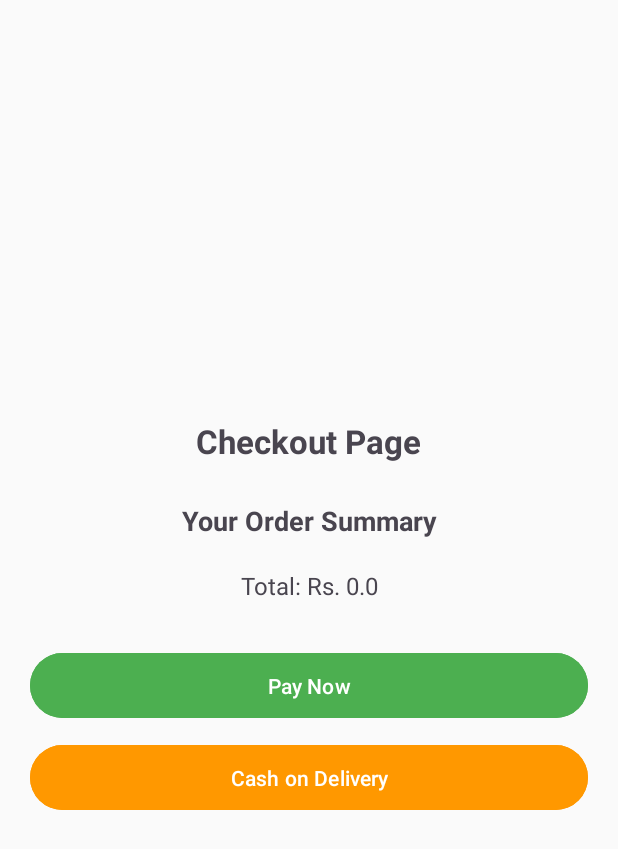
After one commit to Bimsara2002/PizzaManiaApp, an Android app: the Customer_Checkout_Activity screen opened directly, with no data from a screen before it, on a phone screen of 412 x 824 dp. The commit adds this screen. Shown: the top 849 px of the screen. Run offline under Robolectric (Android 15) with nearby library versions, the phone set to English and light mode, and no system bars; libraries missing offline, so code that uses them is left out: lk.payhere.androidsdk.

Commit message:
payment gateway

```diff
--- a/app/build.gradle.kts
+++ b/app/build.gradle.kts
@@ -32,6 +32,10 @@ android {
 }
 
 dependencies {
+    implementation("com.github.PayHereDevs:payhere-android-sdk:v3.0.17")
+    implementation("androidx.appcompat:appcompat:1.6.0")
+
+    implementation("com.google.code.gson:gson:2.8.0")
 
     implementation(libs.appcompat)
     implementation(libs.material)
--- a/app/src/main/java/com/example/pizzamaniaapp/CartActivity.java
+++ b/app/src/main/java/com/example/pizzamaniaapp/CartActivity.java
@@ -63,8 +63,9 @@ public class CartActivity extends AppCompatActivity {
                 DBHelper.clearCart(currentUser);
                 Toast.makeText(this, "Checkout complete! Order placed.", Toast.LENGTH_SHORT).show();
 
-                // Go to OrderTrackingActivity
-                Intent intent = new Intent(CartActivity.this, OrderTrackingActivity.class);
+
+                Intent intent = new Intent(CartActivity.this, Customer_Checkout_Activity.class);
+                intent.putExtra("TOTAL_AMOUNT", total);
                 startActivity(intent);
                 finish();
             } else {
--- /dev/null
+++ b/app/src/main/java/com/example/pizzamaniaapp/Customer_Checkout_Activity.java
@@ -0,0 +1,120 @@
+package com.example.pizzamaniaapp;
+
+import android.annotation.SuppressLint;
+import android.app.Activity;
+import android.content.Intent;
+import android.os.Bundle;
+import android.util.Log;
+import android.widget.Button;
+import android.widget.TextView;
+import android.widget.Toast;
+
+import androidx.activity.result.ActivityResultLauncher;
+import androidx.activity.result.contract.ActivityResultContracts;
+import androidx.appcompat.app.AppCompatActivity;
+
+import java.io.Serializable;
+
+import lk.payhere.androidsdk.PHConfigs;
+import lk.payhere.androidsdk.PHConstants;
+import lk.payhere.androidsdk.PHResponse;
+import lk.payhere.androidsdk.model.InitRequest;
+import lk.payhere.androidsdk.model.Item;
+import lk.payhere.androidsdk.model.StatusResponse;
+import lk.payhere.androidsdk.PHMainActivity;
+
+public class Customer_Checkout_Activity extends AppCompatActivity {
+
+    private static final String TAG = "PayHereDemo";
+    private static final int PAYHERE_REQUEST = 11001;
+
+    TextView orderSummary, totalAmount, textView;
+    Button payNowBtn, codBtn;
+
+    @SuppressLint("MissingInflatedId")
+    @Override
+    protected void onCreate(Bundle savedInstanceState) {
+        super.onCreate(savedInstanceState);
+        setContentView(R.layout.activity_customer_checkout);
+
+        orderSummary = findViewById(R.id.orderSummary);
+        totalAmount = findViewById(R.id.totalAmount);
+        payNowBtn = findViewById(R.id.payNowBtn);
+        codBtn = findViewById(R.id.codBtn);
+        textView = findViewById(R.id.textView);
+
+        // Receive total amount from previous activity
+        double total = getIntent().getDoubleExtra("TOTAL_AMOUNT", 0);
+        totalAmount.setText("Total: Rs. " + total);
+
+        // Handle Pay Now (Online Payment)
+        payNowBtn.setOnClickListener(view -> {
+            Log.d("Checkout", "Total amount: " + total);
+            initiatePayment(total);
+        });
+
+
+        // Handle Cash on Delivery
+        codBtn.setOnClickListener(v -> {
+            Toast.makeText(this, "Order placed with Cash on Delivery!", Toast.LENGTH_LONG).show();
+            // Here you can save the order in DB or send confirmation
+        });
+    }
+
+    private void initiatePayment(double total) {
+        InitRequest req = new InitRequest();
+        req.setMerchantId("1231978"); // Replace with your Merchant ID
+        req.setCurrency("LKR");
+        req.setAmount(total); // use actual total
+        req.setOrderId("230000123"); // unique order ID from your DB
+        req.setItemsDescription("Pizza Order");
+        req.setCustom1("Custom message 1");
+        req.setCustom2("Custom message 2");
+
+        // Customer details
+        req.getCustomer().setFirstName("Pasindu");
+        req.getCustomer().setLastName("Manahara");
+        req.getCustomer().setEmail("testuser@gmail.com");
+        req.getCustomer().setPhone("+94771234567");
+        req.getCustomer().getAddress().setAddress("No.1, Galle Road");
+        req.getCustomer().getAddress().setCity("Colombo");
+        req.getCustomer().getAddress().setCountry("Sri Lanka");
+
+        // Delivery details
+        req.getCustomer().getDeliveryAddress().setAddress("No.2, horana road");
+        req.getCustomer().getDeliveryAddress().setCity("bulathsinhala");
+        req.getCustomer().getDeliveryAddress().setCountry("Sri Lanka");
+
+        // Add item
+        req.getItems().add(new Item(null, "Pizza", 1, total));
+
+        // Optional: Add notify URL from PayHere Merchant Account
+        req.setNotifyUrl("https://yourbackend.com/notify");
+
+        // Set PayHere Sandbox environment
+        PHConfigs.setBaseUrl(PHConfigs.SANDBOX_URL);
+
+        Intent intent = new Intent(this, PHMainActivity.class);
+        intent.putExtra(PHConstants.INTENT_EXTRA_DATA, req);
+        startActivityForResult(intent, PAYHERE_REQUEST);
+    }
+
+    @Override
+    protected void onActivityResult(int requestCode, int resultCode, Intent data) {
+        super.onActivityResult(requestCode, resultCode, data);
+
+        if (requestCode == PAYHERE_REQUEST && data != null && data.hasExtra(PHConstants.INTENT_EXTRA_RESULT)) {
+            Serializable serializable = data.getSerializableExtra(PHConstants.INTENT_EXTRA_RESULT);
+            if (serializable instanceof PHResponse) {
+                PHResponse<StatusResponse> response = (PHResponse<StatusResponse>) serializable;
+                String msg = response.isSuccess()
+                        ? "Payment Success: " + response.getData()
+                        : "Payment Failed: " + response;
+                Log.d(TAG, msg);
+                textView.setText(msg);
+            }
+        } else if (resultCode == Activity.RESULT_CANCELED) {
+            textView.setText("User Cancelled the request");
+        }
+    }
+}
--- a/app/src/main/res/layout/activity_add_product.xml
+++ b/app/src/main/res/layout/activity_add_product.xml
@@ -4,7 +4,7 @@
     android:layout_height="match_parent"
     android:padding="24dp"
 
-    android:background="#FFFFFF">
+    android:background="@drawable/pizza_update">
 
 
     <LinearLayout
--- /dev/null
+++ b/app/src/main/res/layout/activity_customer_checkout.xml
@@ -0,0 +1,61 @@
+<?xml version="1.0" encoding="utf-8"?>
+<LinearLayout xmlns:android="http://schemas.android.com/apk/res/android"
+    android:layout_width="match_parent"
+    android:layout_height="match_parent"
+    android:orientation="vertical"
+    android:padding="20dp"
+    android:gravity="center"
+    android:background="#FAFAFA">
+
+    <TextView
+        android:id="@+id/textView"
+        android:layout_width="wrap_content"
+        android:layout_height="wrap_content"
+        android:text="Checkout Page"
+        android:textSize="22sp"
+        android:textStyle="bold"
+        android:layout_marginBottom="16dp" />
+    <!-- Order summary -->
+    <TextView
+        android:id="@+id/orderSummary"
+        android:layout_width="match_parent"
+        android:layout_height="wrap_content"
+        android:text="Your Order Summary"
+        android:textSize="18sp"
+        android:textStyle="bold"
+        android:padding="10dp"
+        android:gravity="center" />
+
+    <!-- Total amount -->
+    <TextView
+        android:id="@+id/totalAmount"
+        android:layout_width="match_parent"
+        android:layout_height="wrap_content"
+        android:text="Total: Rs. 0.00"
+        android:textSize="16sp"
+        android:padding="10dp"
+        android:gravity="center" />
+
+    <!-- Pay Now button -->
+    <Button
+        android:id="@+id/payNowBtn"
+        android:layout_width="match_parent"
+        android:layout_height="wrap_content"
+        android:text="Pay Now"
+        android:backgroundTint="#4CAF50"
+        android:textColor="@android:color/white"
+        android:layout_marginTop="20dp"
+        android:padding="12dp" />
+
+    <!-- Cash on Delivery button -->
+    <Button
+        android:id="@+id/codBtn"
+        android:layout_width="match_parent"
+        android:layout_height="wrap_content"
+        android:text="Cash on Delivery"
+        android:backgroundTint="#FF9800"
+        android:textColor="@android:color/white"
+        android:layout_marginTop="10dp"
+        android:padding="12dp" />
+
+</LinearLayout>
--- a/app/src/main/res/values/strings.xml
+++ b/app/src/main/res/values/strings.xml
@@ -1,4 +1,4 @@
 <resources>
     <string name="app_name">PizzaManiaApp</string>
-    <string name="Price" />
+    <string name="Paynowbutton" />
 </resources>
--- a/settings.gradle.kts
+++ b/settings.gradle.kts
@@ -16,6 +16,7 @@ dependencyResolutionManagement {
     repositories {
         google()
         mavenCentral()
+        maven("https://jitpack.io")
     }
 }
 
```
Also changed, not shown: app/src/main/AndroidManifest.xml (+40 -40 lines), app/src/main/res/layout/activity_menu.xml (+20 -10 lines), 1 other file.
